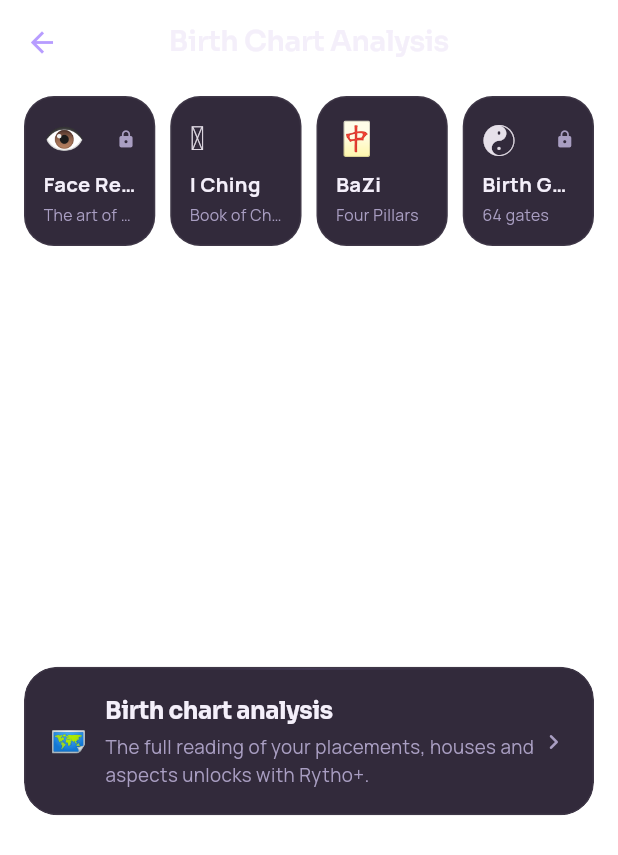
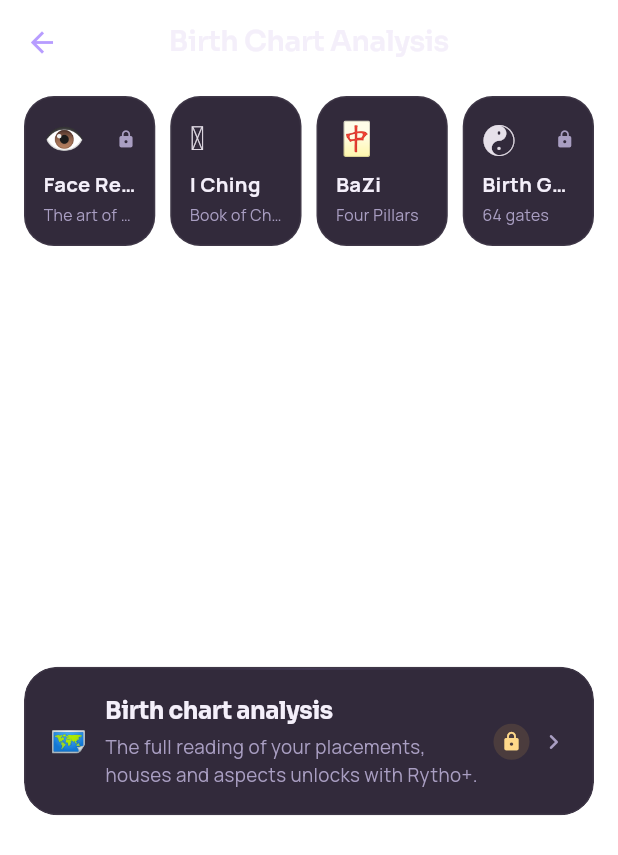
Before and after one commit to mhanifiaslan/rhytoai, a Flutter app: the AtlasScreen screen opened directly, on a phone screen of 412 x 824 dp. Shown: the top 855 px of the screen. Run offline on Flutter 3.47's test engine with Material 3 defaults, Android fonts, the phone set to English and light mode, and no system bars; drawn by our look-alikes of flutter_animate; our stand-ins replace app_links, audioplayers, camera, cloud_firestore, dio, firebase_analytics and 14 more; missing offline and left inert: google_mlkit_face_detection, purchases_flutter, tflite_flutter; accounts and stored records are empty; network calls fail; project files that could hold a hidden picture were left out.

Commit message:
R12-C3: kuru ekranlarin isitilmasi + hareket dili belgesi
- EmptyState: amblem pop + metin RythoReveal (8+ ekran tek dokunusta)
- ErrorCard: giriste tek kucuk sarsinti (shake 3hz/3px, dongu yok)
- PlusLockedCard: altin kilit rozeti (tek atis pop+shimmer) + Pressable
  dokunusu — 5 kullanim yeri; surekli nefes BILEREK yok
- DeviceConflict yumusak giris; ConversationList + Atlas detay iskeleti
  kademeli giris (stagger 8. blokta sabit)
- design-system.md par.6: token'li hareket dili tablosu + reduce-motion ve
  pumpAndSettle kurallari + bilinclu sukunet listesi

Co-Authored-By: Claude Fable 5 <noreply@anthropic.com>

```diff
--- a/apps/mobile/lib/features/paywall/plus_locked_card.dart
+++ b/apps/mobile/lib/features/paywall/plus_locked_card.dart
@@ -1,8 +1,12 @@
 import 'package:flutter/material.dart';
+import 'package:flutter_animate/flutter_animate.dart';
 
 import '../../theme/rytho_theme.dart';
+import '../../theme/rytho_tokens.dart';
 import '../../widgets/fade_through_route.dart';
 import '../../widgets/glass.dart';
+import '../../widgets/motion.dart';
+import '../../widgets/nebula_widgets.dart' show Pressable;
 import 'paywall_screen.dart';
 
 /// Rytho+ kilitli içerik kartı.
@@ -29,25 +33,57 @@ class PlusLockedCard extends StatelessWidget {
 
   @override
   Widget build(BuildContext context) {
-    final card = GlassPanel(
-      // Fade-through (R12-B2): kilitten satış ekranına sert Material
-      // geçişi yerine içerik açılışı.
+    // Altın kilit rozeti (R12-C3): girişte bir kez parlar (tek atış
+    // shimmer) — 5 kullanım yerinin hepsinde aynı anda nefes alan sürekli
+    // bir döngü ekranı ucuzlatırdı, o yüzden BİLEREK yok.
+    Widget kilit = Container(
+      padding: const EdgeInsets.all(5),
+      decoration: BoxDecoration(
+        shape: BoxShape.circle,
+        color: RythoColors.gold.withValues(alpha: 0.12),
+      ),
+      child: const Icon(Icons.lock_rounded,
+          size: 14, color: RythoColors.goldBright),
+    );
+    if (!reduceMotion(context)) {
+      kilit = kilit
+          .animate()
+          .scale(
+              begin: const Offset(0.7, 0.7),
+              end: const Offset(1, 1),
+              duration: const Duration(milliseconds: 400),
+              curve: RythoMotion.pop)
+          .then()
+          .shimmer(
+              duration: 800.ms,
+              color: RythoColors.goldBright.withValues(alpha: 0.35));
+    }
+
+    // Pressable (R12-C3): dokununca ölçek + haptik — kilitli kart artık
+    // "basılabilir" hissettiriyor. Fade-through R12-B2'den.
+    final card = Pressable(
       onTap: () => Navigator.of(context)
           .push(FadeThroughRoute(builder: (_) => const PaywallScreen())),
+      child: GlassPanel(
         child: Row(children: [
           Text(emoji, style: const TextStyle(fontSize: 20)),
           const SizedBox(width: 12),
           Expanded(
-          child: Column(crossAxisAlignment: CrossAxisAlignment.start, children: [
+            child:
+                Column(crossAxisAlignment: CrossAxisAlignment.start, children: [
               Text(title, style: RythoText.display(16)),
               const SizedBox(height: 3),
               Text(description,
-                style: RythoText.body(12.5, color: RythoColors.parchmentDim)),
+                  style:
+                      RythoText.body(12.5, color: RythoColors.parchmentDim)),
             ]),
           ),
+          kilit,
+          const SizedBox(width: 6),
           const Icon(Icons.chevron_right_rounded,
               size: 20, color: RythoColors.parchmentDim),
         ]),
+      ),
     );
 
     if (!centered) return card;
```
Also changed, not shown: apps/mobile/lib/features/atlas/atlas_detail_screens.dart (+7 -1 lines), apps/mobile/lib/features/auth/device_conflict_screen.dart (+20 -4 lines), apps/mobile/lib/features/chat/conversation_list_screen.dart (+7 -2 lines), apps/mobile/lib/widgets/common.dart (+34 -6 lines), 1 other file. Lines whose indentation alone changed are shown as unchanged.
